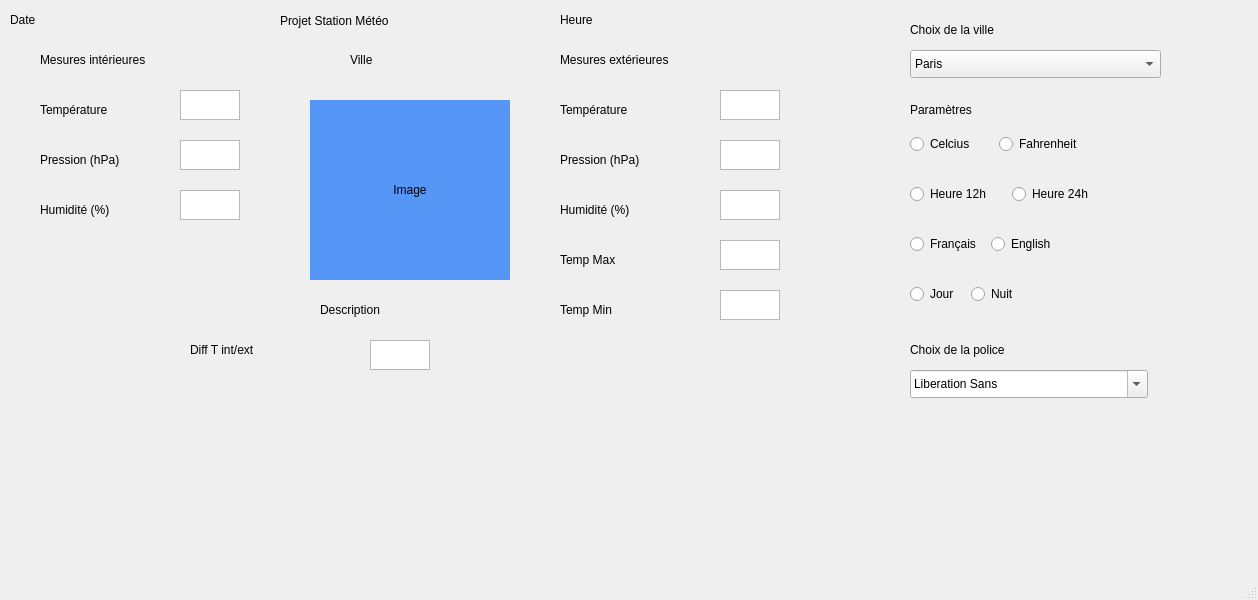
This is mainwindow.ui in fguyont/station-meteo as Qt 5 draws it before an edit. The edited form follows.
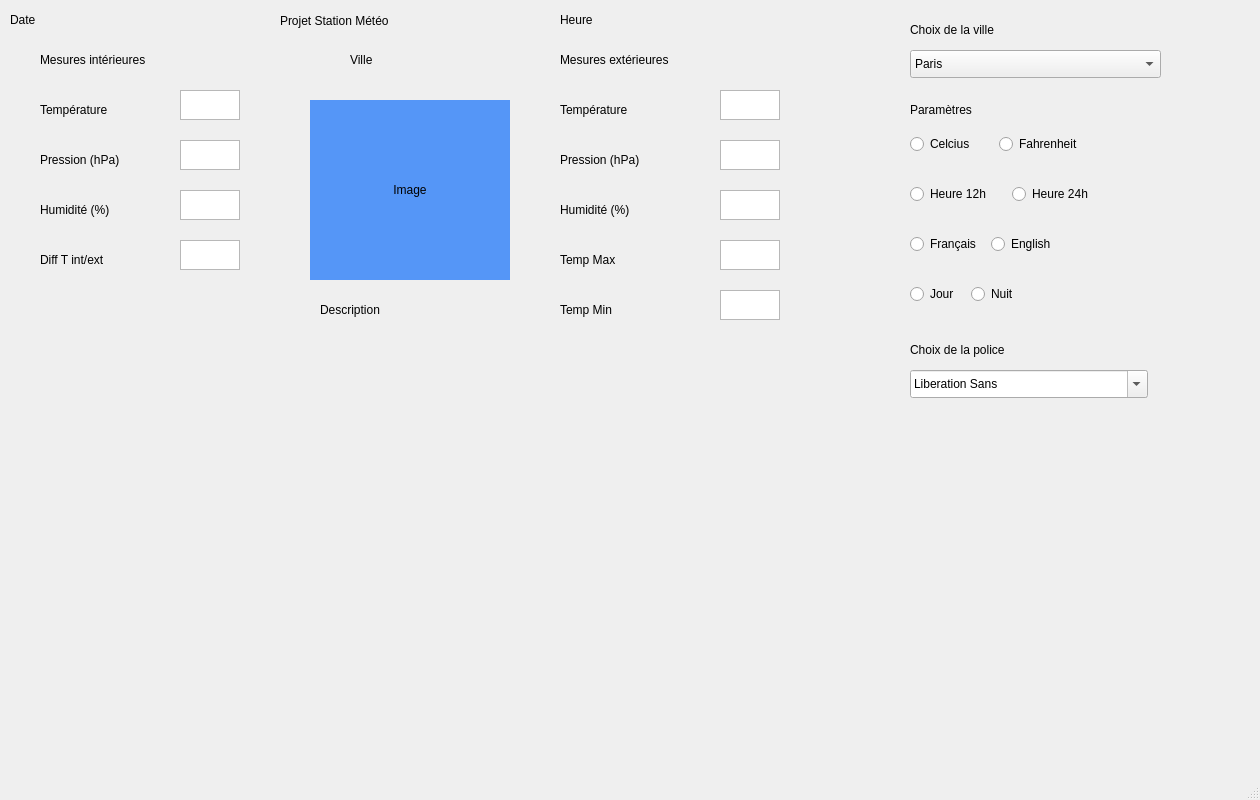
This is the edited form.

```diff
--- a/mainwindow.ui
+++ b/mainwindow.ui
@@ -6,8 +6,8 @@
    <rect>
     <x>0</x>
     <y>0</y>
-    <width>1258</width>
-    <height>600</height>
+    <width>1260</width>
+    <height>800</height>
    </rect>
   </property>
   <property name="windowTitle">
@@ -269,8 +269,8 @@
    <widget class="QTextEdit" name="txtDiffTemp">
     <property name="geometry">
      <rect>
-      <x>370</x>
-      <y>340</y>
+      <x>180</x>
+      <y>240</y>
       <width>60</width>
       <height>30</height>
      </rect>
@@ -279,8 +279,8 @@
    <widget class="QLabel" name="lblDiff">
     <property name="geometry">
      <rect>
-      <x>190</x>
-      <y>340</y>
+      <x>40</x>
+      <y>250</y>
       <width>111</width>
       <height>20</height>
      </rect>
@@ -587,7 +587,7 @@
    <widget class="QLabel" name="lblUnitTempMinExt">
     <property name="geometry">
      <rect>
-      <x>640</x>
+      <x>630</x>
       <y>300</y>
       <width>62</width>
       <height>20</height>
@@ -600,8 +600,8 @@
    <widget class="QLabel" name="lblUnitDiffTemp">
     <property name="geometry">
      <rect>
-      <x>290</x>
-      <y>340</y>
+      <x>130</x>
+      <y>250</y>
       <width>62</width>
       <height>20</height>
      </rect>
@@ -610,6 +610,17 @@
      <string/>
     </property>
    </widget>
+   <widget class="QWidget" name="verticalLayoutWidget">
+    <property name="geometry">
+     <rect>
+      <x>40</x>
+      <y>330</y>
+      <width>831</width>
+      <height>421</height>
+     </rect>
+    </property>
+    <layout class="QVBoxLayout" name="verticalLayout"/>
+   </widget>
   </widget>
   <widget class="QMenuBar" name="menubar">
    <property name="geometry">
```
Left out of the diff: 62 changed lines with no effect on the pictures.
